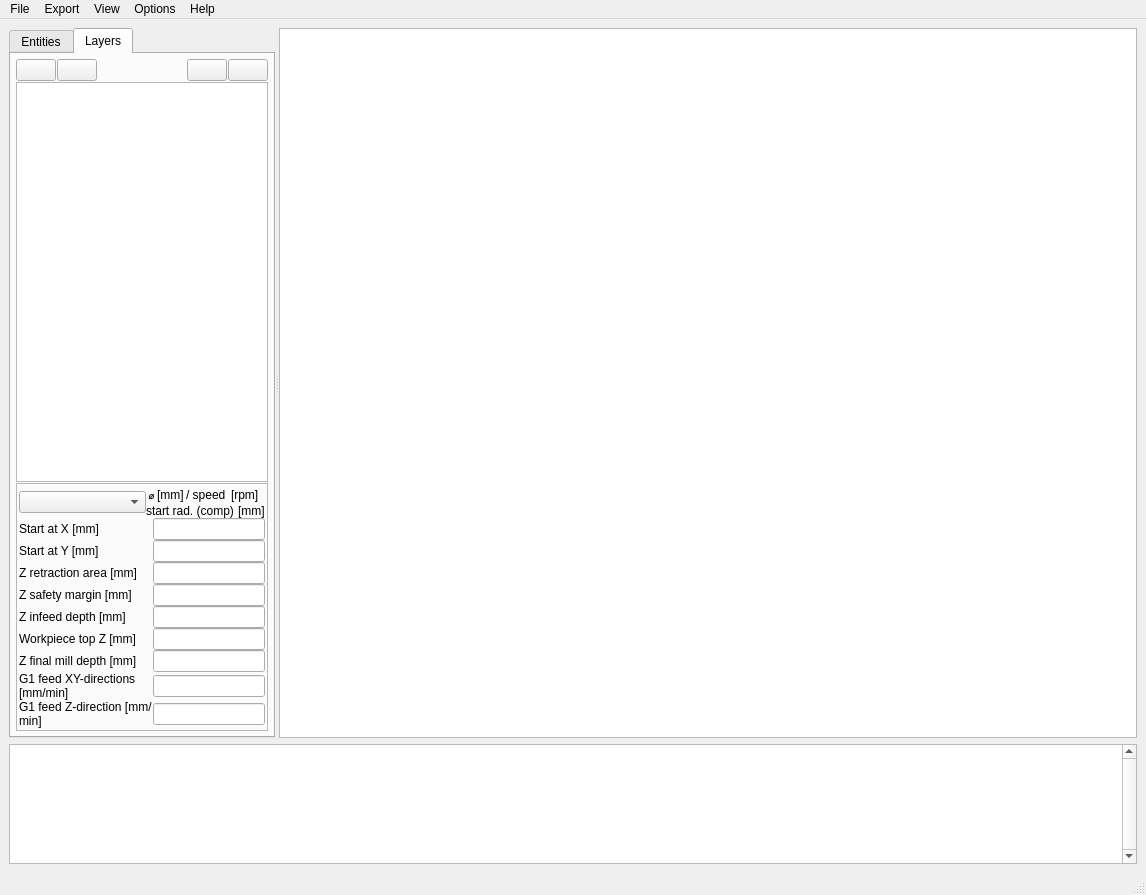
joco-nz/dxf2gcode-plasma, file source/dxf2gcode_pyQt4_ui/dxf2gcode_pyQt4_ui.ui: the form before one commit.
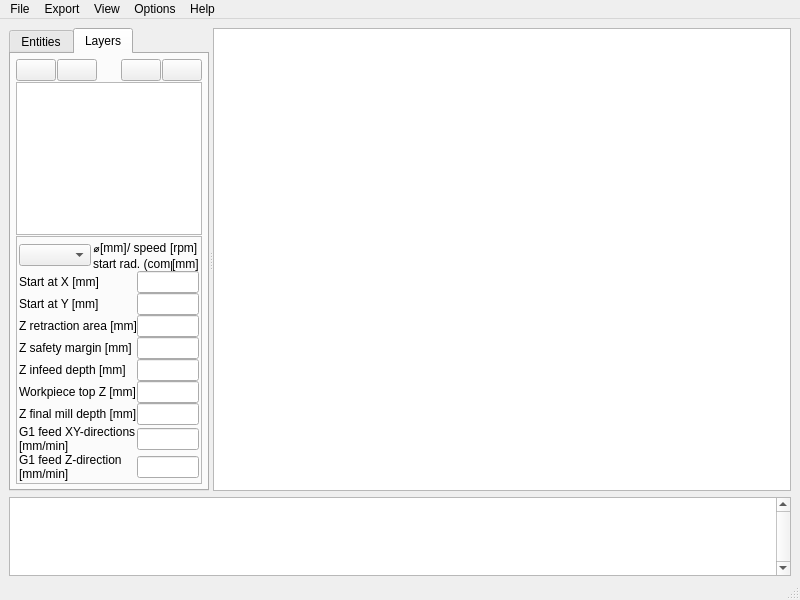
The form after the commit. The open tabs and pages were chosen to show the change. Icons and pictures are not drawn. Custom widgets are drawn as their Qt base class.

The edit to the form file:
```diff
--- a/source/dxf2gcode_pyQt4_ui/dxf2gcode_pyQt4_ui.ui
+++ b/source/dxf2gcode_pyQt4_ui/dxf2gcode_pyQt4_ui.ui
@@ -6,8 +6,8 @@
    <rect>
     <x>0</x>
     <y>0</y>
-    <width>1146</width>
-    <height>895</height>
+    <width>800</width>
+    <height>600</height>
    </rect>
   </property>
   <property name="windowTitle">
@@ -15,6 +15,12 @@
   </property>
   <widget class="QWidget" name="centralwidget">
    <layout class="QVBoxLayout" name="verticalLayout">
+    <property name="spacing">
+     <number>6</number>
+    </property>
+    <property name="bottomMargin">
+     <number>2</number>
+    </property>
     <item>
      <widget class="QSplitter" name="splitter">
       <property name="orientation">
@@ -275,6 +281,9 @@
             </property>
             <item>
              <layout class="QHBoxLayout" name="horizontalLayout_3">
+              <property name="spacing">
+               <number>2</number>
+              </property>
               <item>
                <widget class="QComboBox" name="toolDiameterComboBox">
                 <property name="sizePolicy">
@@ -601,8 +610,8 @@
     <rect>
      <x>0</x>
      <y>0</y>
-     <width>1146</width>
-     <height>25</height>
+     <width>800</width>
+     <height>21</height>
     </rect>
    </property>
    <widget class="QMenu" name="menuFile">
```
Left out of the diff: 11 changed lines with no effect on the pictures.
